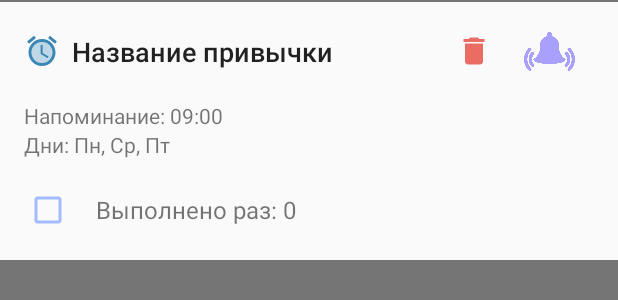
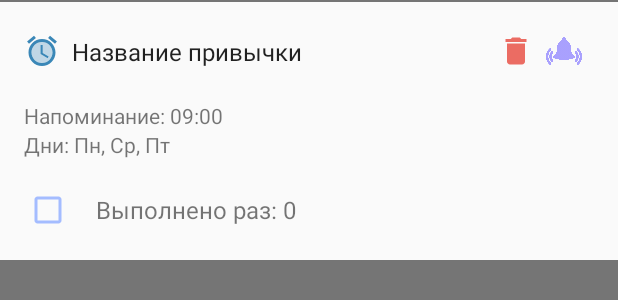
Before and after one commit to pave228/Simple-Habits, an Android app: the layout item_habit.xml on its own in the app's theme, with its tools: preview values and no code run, on a phone screen of 412 x 824 dp. Shown: the top 300 px of the screen. Run offline under Robolectric (Android 15) with nearby library versions, the phone set to English and light mode, and no system bars.

Commit message:
Better interface

```diff
--- a/app/src/main/res/layout/item_habit.xml
+++ b/app/src/main/res/layout/item_habit.xml
@@ -34,15 +34,19 @@
         <!-- Название привычки -->
         <TextView
             android:id="@+id/habitName"
-            style="@style/TextAppearance.Habits.Title"
-            android:layout_width="256dp"
+            android:layout_width="0dp"
             android:layout_height="wrap_content"
-            android:text="Название привычки" />
+            android:layout_weight="1"
+            android:ellipsize="end"
+            android:maxLines="1"
+            android:text="Название привычки"
+            android:textAppearance="?attr/textAppearanceListItem"
+            android:paddingEnd="8dp" />
 
         <ImageButton
             android:id="@+id/deleteButton"
-            android:layout_width="wrap_content"
-            android:layout_height="wrap_content"
+            android:layout_width="24dp"
+            android:layout_height="24dp"
             android:layout_marginEnd="8dp"
             android:background="?attr/selectableItemBackground"
             android:contentDescription="Удалить привычку"
@@ -50,12 +54,13 @@
 
         <ImageButton
             android:id="@+id/reminderButton"
-            android:layout_width="wrap_content"
-            android:layout_height="wrap_content"
+            android:layout_width="24dp"
+            android:layout_height="24dp"
+            android:layout_marginEnd="8dp"
             android:background="?attr/selectableItemBackground"
             android:contentDescription="Установить напоминание"
+            android:scaleType="fitCenter"
             android:src="@drawable/ic_menu_agenda"
-            android:scaleType="centerInside"
             app:tint="#B4877BFF" />
     </LinearLayout>
 
--- a/app/src/main/res/values/strings.xml
+++ b/app/src/main/res/values/strings.xml
@@ -1,3 +1,4 @@
 <resources>
     <string name="app_name">Habits</string>
+    <string name="github_button_description">Открыть репозиторий на GitHub</string>
 </resources>
```
Also changed, not shown: app/src/main/java/com/example/habits/ui/SettingsActivity.kt (+11 -0 lines), app/src/main/res/layout/activity_settings.xml (+16 -2 lines), app/src/main/res/drawable/ic_github_logo.png (added).
